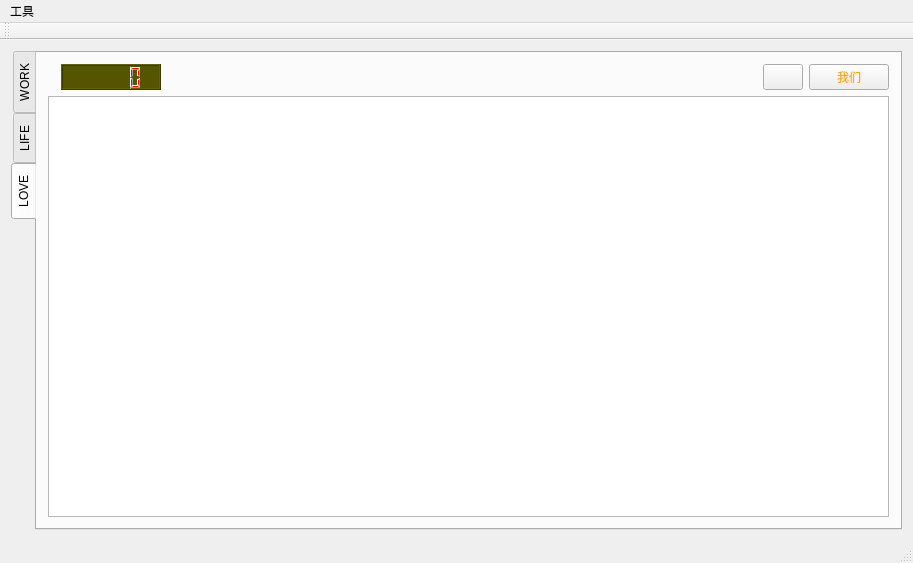
Before: the Qt Designer form play/LoveDiary/mainwindow.ui in Maxwrt/Program, drawn with Qt 5.
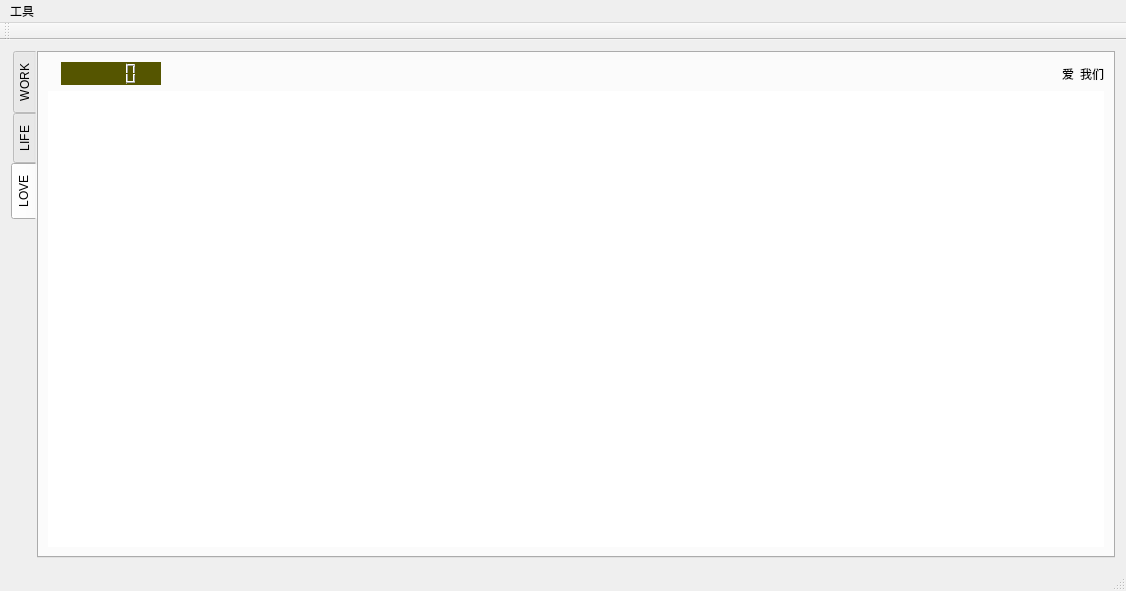
After: the same form once the commit is applied. The open tabs and pages were chosen to show the change. Icons and pictures are not drawn.

Diff of the .ui file:
```diff
--- a/play/LoveDiary/mainwindow.ui
+++ b/play/LoveDiary/mainwindow.ui
@@ -6,8 +6,8 @@
    <rect>
     <x>0</x>
     <y>0</y>
-    <width>913</width>
-    <height>563</height>
+    <width>1126</width>
+    <height>591</height>
    </rect>
   </property>
   <property name="windowTitle">
@@ -20,6 +20,11 @@
       <property name="layoutDirection">
        <enum>Qt::LeftToRight</enum>
       </property>
+      <property name="styleSheet">
+       <string notr="true">color: rgb(0, 0, 0);
+border:none;
+font: 14pt &quot;楷体&quot;;</string>
+      </property>
       <property name="tabPosition">
        <enum>QTabWidget::West</enum>
       </property>
@@ -115,7 +120,11 @@
             </property>
             <property name="font">
              <font>
-              <family>Agency FB</family>
+              <family>楷体</family>
+              <pointsize>14</pointsize>
+              <weight>50</weight>
+              <italic>false</italic>
+              <bold>false</bold>
              </font>
             </property>
             <property name="styleSheet">
@@ -150,11 +159,12 @@
              <string>&lt;html&gt;&lt;head/&gt;&lt;body&gt;&lt;p&gt;&lt;span style=&quot; color:#ffaa00;&quot;&gt;爱情书&lt;/span&gt;&lt;/p&gt;&lt;/body&gt;&lt;/html&gt;</string>
             </property>
             <property name="styleSheet">
-             <string notr="true">border-image: url(:/config/loveprotocol.png);
-color: rgb(255, 170, 0);</string>
+             <string notr="true">color: rgb(0, 0, 0);
+border:none;
+font: 14pt &quot;楷体&quot;;</string>
             </property>
             <property name="text">
-             <string/>
+             <string>爱</string>
             </property>
            </widget>
           </item>
@@ -167,8 +177,8 @@
              </sizepolicy>
             </property>
             <property name="styleSheet">
-             <string notr="true">border-image: url(:/config/us.png);
-color: rgb(255, 170, 0);</string>
+             <string notr="true">color: rgb(0, 0, 0);
+font: 14pt &quot;楷体&quot;;</string>
             </property>
             <property name="text">
              <string>我们</string>
@@ -207,7 +217,7 @@
     <rect>
      <x>0</x>
      <y>0</y>
-     <width>913</width>
+     <width>1126</width>
      <height>26</height>
     </rect>
    </property>
```
Left out of the diff: 7 changed lines with no effect on the pictures.
